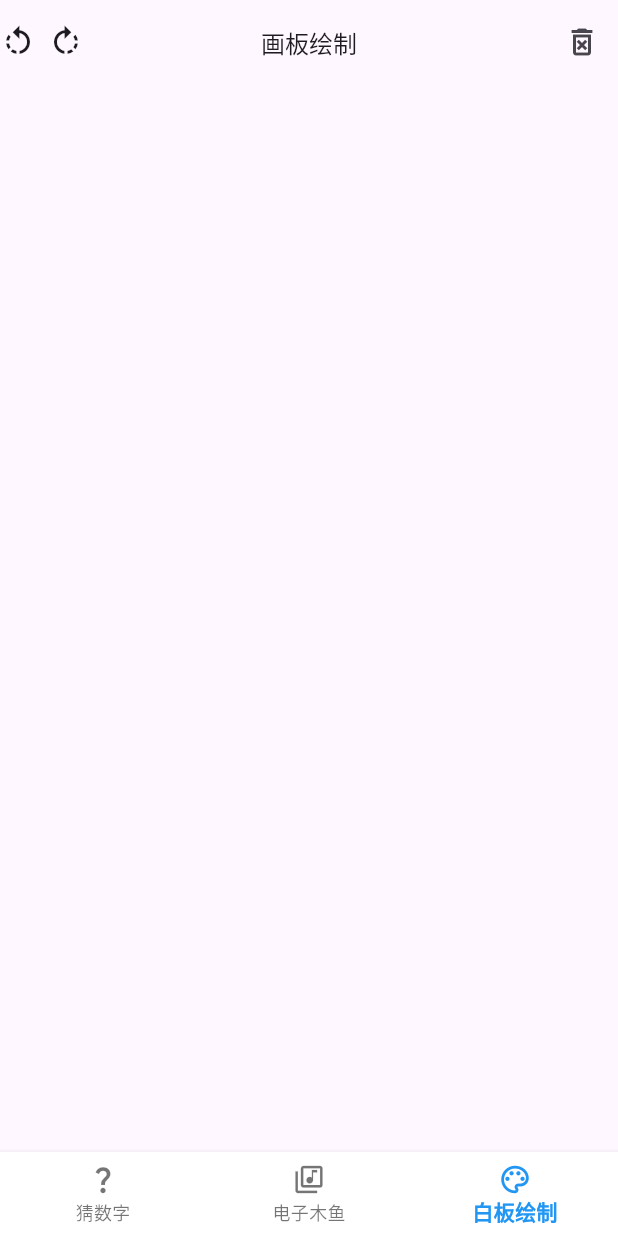
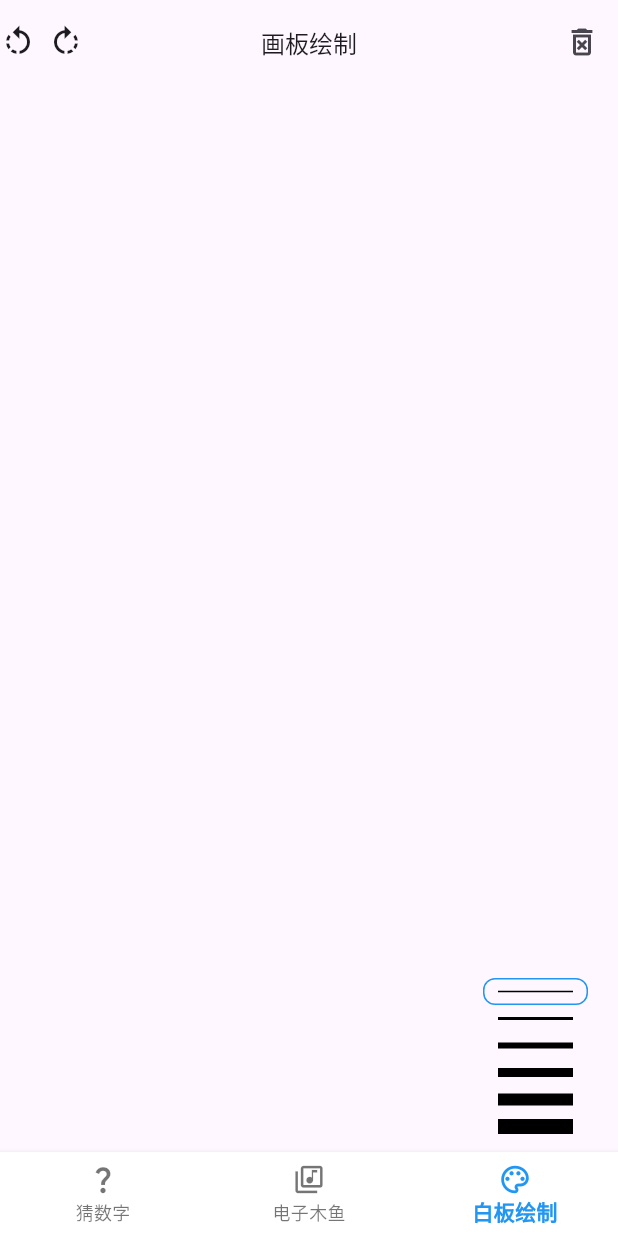
Before and after one commit to restrive14/flutter-demo, a Flutter app: the screen it shows after launch, item 3 of the bottom bar chosen, on a phone screen of 412 x 824 dp. Run offline on Flutter 3.47's test engine with Material 3 defaults, Android fonts, the phone set to English and light mode, and no system bars; missing offline and left inert: flame_audio.

Commit message:
feat: 支持选择线条宽度

```diff
--- a/lib/paintPaper/paint_page.dart
+++ b/lib/paintPaper/paint_page.dart
@@ -1,6 +1,7 @@
 import 'package:demo/model/Line.dart';
 import 'package:demo/paintPaper/paper_appBar.dart';
 import 'package:demo/paintPaper/paper_painter.dart';
+import 'package:demo/paintPaper/storkWidthSelector.dart';
 import 'package:flutter/material.dart';
 
 class PaintPaper extends StatefulWidget {
@@ -17,7 +18,7 @@ class _PaintPaperState extends State<PaintPaper> {
   int _activeColorIndex = 0;
   // 线宽激活索引
   int _activeStorkWidthIndex = 0;
-
+  // 支持选择的颜色列表
   final List<Color> supportColors = [
     Colors.black,
     Colors.red,
@@ -28,7 +29,7 @@ class _PaintPaperState extends State<PaintPaper> {
     Colors.indigo,
     Colors.purple,
   ];
-
+  // 支持选择的线条宽度列表
   final List<double> supportStorkWidths = [1, 2, 4, 6, 8, 10];
 
   void _clear() {
@@ -42,7 +43,8 @@ class _PaintPaperState extends State<PaintPaper> {
             onPressed: () {
               Navigator.of(ctx).pop();
             },
-                    child: const Text('取消')),
+            child: const Text('取消'),
+          ),
           TextButton(
             onPressed: () {
               Navigator.of(ctx).pop();
@@ -53,12 +55,14 @@ class _PaintPaperState extends State<PaintPaper> {
             child: const Text('确定'),
           ),
         ],
-            ));
+      ),
+    );
   }
 
   void _onPanStart(DragStartDetails details) {
     _lines.add(Line(
       points: [details.localPosition],
+      strokeWidth: supportStorkWidths[_activeStorkWidthIndex],
     ));
   }
 
@@ -67,11 +71,21 @@ class _PaintPaperState extends State<PaintPaper> {
     setState(() {});
   }
 
+  void _onSelectStorkWidth(int index) {
+    if (index != _activeStorkWidthIndex) {
+      setState(() {
+        _activeStorkWidthIndex = index;
+      });
+    }
+  }
+
   @override
   Widget build(BuildContext context) {
     return Scaffold(
       appBar: PaintPaperAppBar(onClear: _clear),
-      body: GestureDetector(
+      body: Stack(
+        children: [
+          GestureDetector(
             onPanStart: _onPanStart,
             onPanUpdate: _onPanUpdate,
             child: CustomPaint(
@@ -81,6 +95,18 @@ class _PaintPaperState extends State<PaintPaper> {
               ),
             ),
           ),
+          Positioned(
+            bottom: 0,
+            right: 10,
+            child: StorkWidthSelector(
+              supportStorkWidths: supportStorkWidths,
+              activeIndex: _activeStorkWidthIndex,
+              color: Colors.black,
+              onSelect: _onSelectStorkWidth,
+            ),
+          ),
+        ],
+      ),
     );
   }
 }
--- /dev/null
+++ b/lib/paintPaper/storkWidthSelector.dart
@@ -0,0 +1,54 @@
+// 选择线条的宽度Widget
+
+import 'package:flutter/material.dart';
+
+class StorkWidthSelector extends StatelessWidget {
+  final List<double> supportStorkWidths;
+  final int activeIndex;
+  final Color color;
+  final ValueChanged<int> onSelect;
+
+  const StorkWidthSelector({
+    super.key,
+    required this.supportStorkWidths,
+    required this.activeIndex,
+    required this.color,
+    required this.onSelect,
+  });
+
+  @override
+  Widget build(BuildContext context) {
+    return Padding(
+      padding: const EdgeInsets.symmetric(horizontal: 8.0, vertical: 8),
+      child: Column(
+        crossAxisAlignment: CrossAxisAlignment.end,
+        children: List.generate(
+          supportStorkWidths.length,
+          _buildByIndex,
+        ),
+      ),
+    );
+  }
+
+  Widget _buildByIndex(int index) {
+    bool select = index == activeIndex;
+    return GestureDetector(
+      onTap: () => onSelect(index),
+      child: Container(
+        margin: const EdgeInsets.symmetric(horizontal: 2),
+        width: 70,
+        height: 18,
+        alignment: Alignment.center,
+        decoration: BoxDecoration(
+          border: select ? Border.all(color: Colors.blue) : null,
+          borderRadius: BorderRadius.circular(8),
+        ),
+        child: Container(
+          width: 50,
+          color: color,
+          height: supportStorkWidths[index],
+        ),
+      ),
+    );
+  }
+}
```
Lines whose indentation alone changed are shown as unchanged.
